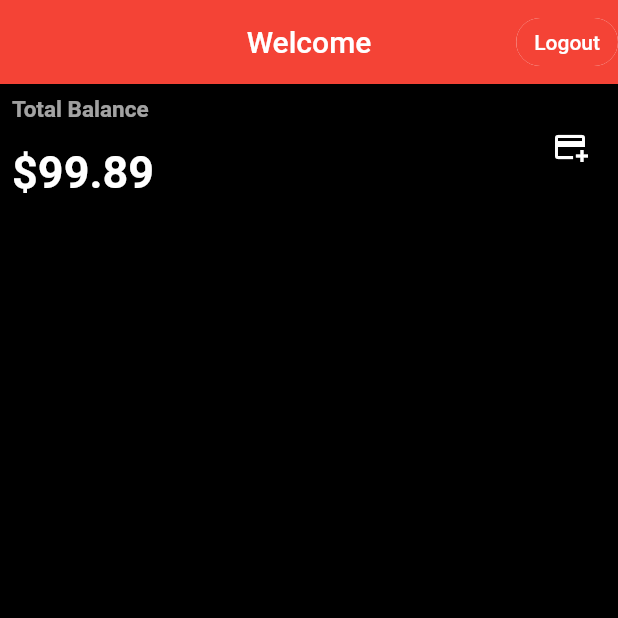
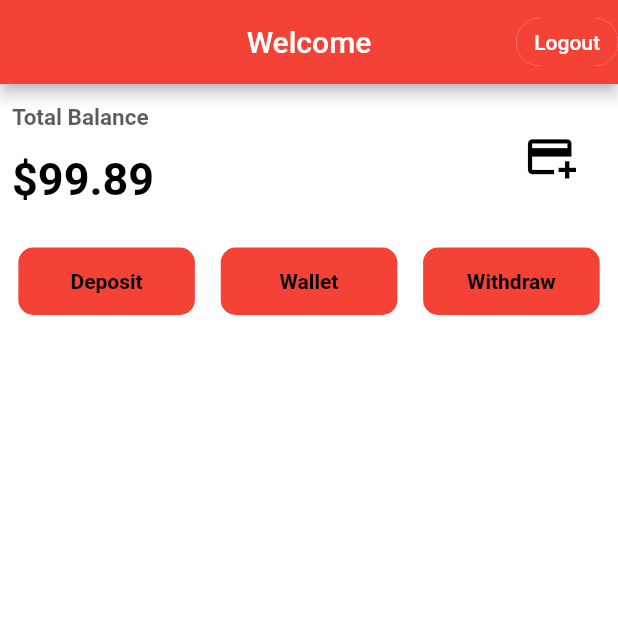
Before and after one commit to brayanzul/cripto_flutter, a Flutter app: the HomeScreen screen opened directly, on a phone screen of 412 x 824 dp, the top half of it. Run offline on Flutter 3.47's test engine with Material 2 defaults, Android fonts, the phone set to English and light mode, and no system bars; our stand-ins replace cloud_firestore, firebase_auth, firebase_core, fluttertoast; accounts and stored records are empty.

Commit message:
Adding a Crypto Flutter Project and work: Button Widget: Here are the Deposit -Wallet -Withdraw buttons, Total Balance: Here it will show how much crypto the user has, Home Screen: this is the main screen

```diff
--- a/lib/screens/home_screen.dart
+++ b/lib/screens/home_screen.dart
@@ -4,6 +4,7 @@ import 'package:cripto_flutter/screens/login_screen.dart';
 import 'package:firebase_auth/firebase_auth.dart';
 import 'package:flutter/material.dart';
 
+import '../widgets/button_widget.dart';
 import '../widgets/total_balance.dart';
 
 class HomeScreen extends StatefulWidget {
@@ -52,27 +53,27 @@ class _HomeScreenState extends State<HomeScreen> {
           ),
         ],
       ),
-      backgroundColor: Colors.black,
-      body: const SafeArea(
+      backgroundColor: Colors.white,
+      body: SafeArea(
         child: CustomScrollView(
         slivers: <Widget>[
-          SliverToBoxAdapter(
+          const SliverToBoxAdapter(
             child: TotalBalance(),
           ),
-          // SliverToBoxAdapter(
-          //   child: SizedBox(
-          //     height: 75,
-          //     width: MediaQuery.of(context).size.width,
-          //     child: Row(
-          //       mainAxisAlignment: MainAxisAlignment.spaceEvenly,
-          //       children: [
-          //         ButtonWidget(text: 'Deposit', onTap: () {}, active: true),
-          //         ButtonWidget(text: 'Wallet', onTap: () {}, active: true),
-          //         ButtonWidget(text: 'Withdraw', onTap: () {}, active: true),
-          //       ],
-          //     ),
-          //   ),
-          // ),
+          SliverToBoxAdapter(
+            child: SizedBox(
+              height: 75,
+              width: MediaQuery.of(context).size.width,
+              child: Row(
+                mainAxisAlignment: MainAxisAlignment.spaceEvenly,
+                children: [
+                  ButtonWidget(text: 'Deposit', onTap: () {}, active: true),
+                  ButtonWidget(text: 'Wallet', onTap: () {}, active: true),
+                  ButtonWidget(text: 'Withdraw', onTap: () {}, active: true),
+                ],
+              ),
+            ),
+          ),
           // SliverToBoxAdapter(
           //   child: SizedBox(
           //     width: double.infinity,
--- /dev/null
+++ b/lib/widgets/button_widget.dart
@@ -0,0 +1,32 @@
+import 'package:flutter/material.dart';
+
+class ButtonWidget extends StatelessWidget {
+  final String text;
+  final Function() onTap;
+  final bool active;
+
+  ButtonWidget({required this.text, required this.onTap, required this.active});
+
+  @override
+  Widget build(BuildContext context) {
+    return Container(
+      height: 45,
+      width: MediaQuery.of(context).size.width / 3.5,
+      margin: const EdgeInsets.all(5),
+      decoration: BoxDecoration(
+        borderRadius: BorderRadius.circular(10),
+        color: active ? Colors.red : Colors.white.withOpacity(.20)
+      ),
+      child: TextButton(
+        onPressed: onTap,
+        child: Text(
+          text,
+          style: const TextStyle(
+            color: Colors.black,
+            fontWeight: FontWeight.bold,
+          ),
+        ),
+      ),
+    );
+  }
+}
--- a/lib/widgets/total_balance.dart
+++ b/lib/widgets/total_balance.dart
@@ -16,7 +16,7 @@ class TotalBalance extends StatelessWidget {
               Text(
                 'Total Balance',
                 style: TextStyle(
-                  color: Colors.white.withOpacity(.64),
+                  color: Colors.black12.withOpacity(.64),
                   fontWeight: FontWeight.w600,
                   fontSize: 15,
                 ),
@@ -27,18 +27,22 @@ class TotalBalance extends StatelessWidget {
               const Text(
                 '\$99.89',
                 style: TextStyle(
-                  color: Colors.white,
+                  color: Colors.black,
                   fontSize: 30,
                   fontWeight: FontWeight.w600,
                 ),
               ),
             ],
           ),
-          IconButton(
-            onPressed: (){},
-            icon: const Icon(
-              Icons.add_card_outlined,
-              color: Colors.white,
+          Padding(
+            padding: const EdgeInsets.all(15.0),
+            child: IconButton(
+              onPressed: (){},
+              icon: const Icon(
+                Icons.add_card_outlined,
+                color: Colors.black,
+                size: 35,
+              ),
             ),
           )
         ],
```
